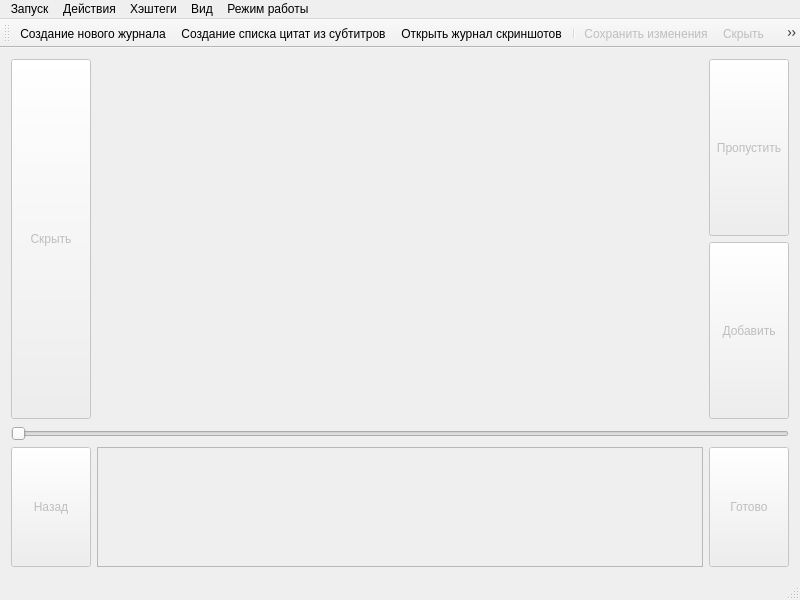
This is mainwindow.ui in cool-palace/Screenshot-Manager as Qt 5 draws it before an edit. The edited form follows.
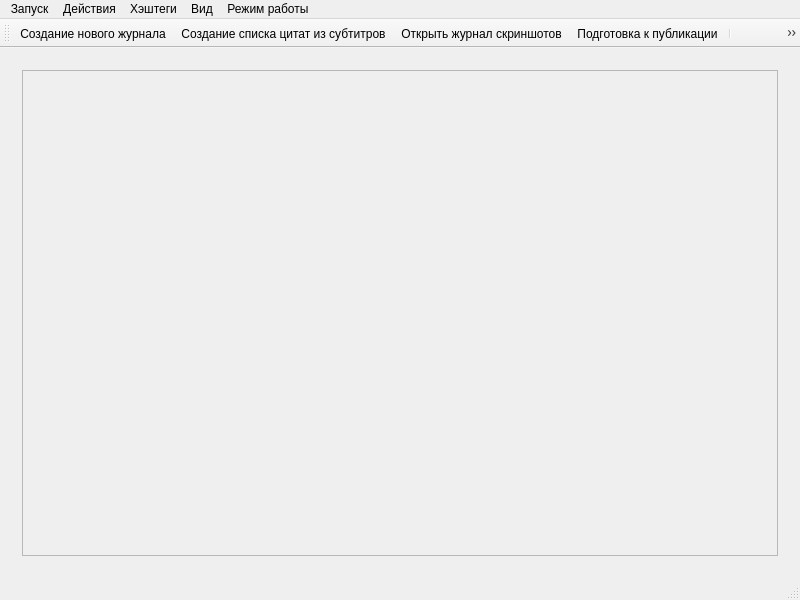
This is the edited form. Icons and pictures are not drawn.

Commit message: First draft for release preparation mode

What changed in the file:
```diff
--- a/mainwindow.ui
+++ b/mainwindow.ui
@@ -18,7 +18,7 @@
     <item row="0" column="0">
      <widget class="QStackedWidget" name="stacked_view">
       <property name="currentIndex">
-       <number>0</number>
+       <number>2</number>
       </property>
       <widget class="QWidget" name="page_4">
        <layout class="QVBoxLayout" name="verticalLayout_4">
@@ -348,6 +348,32 @@
         </item>
        </layout>
       </widget>
+      <widget class="QWidget" name="page_3">
+       <layout class="QGridLayout" name="gridLayout_5">
+        <item row="0" column="0">
+         <widget class="QScrollArea" name="scrollArea_2">
+          <property name="widgetResizable">
+           <bool>true</bool>
+          </property>
+          <widget class="QWidget" name="scrollAreaWidgetContents_3">
+           <property name="geometry">
+            <rect>
+             <x>0</x>
+             <y>0</y>
+             <width>754</width>
+             <height>465</height>
+            </rect>
+           </property>
+           <layout class="QGridLayout" name="gridLayout_7">
+            <item row="0" column="0">
+             <layout class="QVBoxLayout" name="preview_grid"/>
+            </item>
+           </layout>
+          </widget>
+         </widget>
+        </item>
+       </layout>
+      </widget>
      </widget>
     </item>
    </layout>
@@ -438,6 +464,7 @@
    <addaction name="config_creation"/>
    <addaction name="text_reading"/>
    <addaction name="config_reading"/>
+   <addaction name="release_preparation"/>
    <addaction name="separator"/>
    <addaction name="save"/>
    <addaction name="private_switch"/>
@@ -693,6 +720,18 @@
     <string>Подгрузка субтитров</string>
    </property>
   </action>
+  <action name="release_preparation">
+   <property name="icon">
+    <iconset resource="icons.qrc">
+     <normaloff>:/images/icons8-cloud-80.png</normaloff>:/images/icons8-cloud-80.png</iconset>
+   </property>
+   <property name="text">
+    <string>Подготовка к публикации</string>
+   </property>
+   <property name="toolTip">
+    <string>Подготовка к публикации</string>
+   </property>
+  </action>
  </widget>
  <layoutdefault spacing="6" margin="11"/>
  <resources>
```
Left out of the diff: 4 changed lines with no effect on the pictures. The commit also changes 7 other files.
